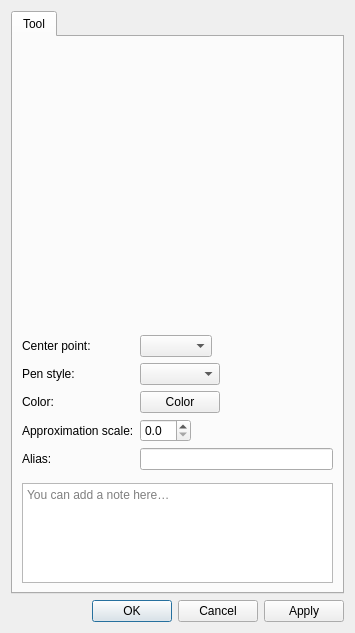
Old version of the form src/libs/vtools/dialogs/tools/dialogellipticalarcwithlength.ui in the repository equinox-patterns/Ostara.
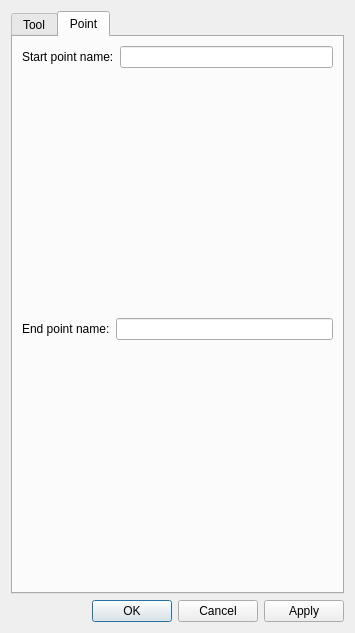
New version of the form. The open tabs and pages were chosen to show the change. Icons and pictures are not drawn. Custom widgets are drawn as their Qt base class.

Commit message: Add Start/End point feature to ArcWithLength and elliptical arcs

```diff
--- a/src/libs/vtools/dialogs/tools/dialogellipticalarcwithlength.ui
+++ b/src/libs/vtools/dialogs/tools/dialogellipticalarcwithlength.ui
@@ -213,6 +213,55 @@
        </item>
       </layout>
      </widget>
+     <widget class="QWidget" name="tabPoint">
+      <attribute name="title">
+       <string>Point</string>
+      </attribute>
+      <layout class="QVBoxLayout" name="verticalLayoutPoint">
+       <item>
+        <layout class="QFormLayout" name="formLayoutStartPoint">
+         <property name="fieldGrowthPolicy">
+          <enum>QFormLayout::FieldGrowthPolicy::ExpandingFieldsGrow</enum>
+         </property>
+         <item row="0" column="0">
+          <widget class="QLabel" name="labelStartPointName">
+           <property name="text">
+            <string>Start point name:</string>
+           </property>
+          </widget>
+         </item>
+         <item row="0" column="1">
+          <widget class="QLineEdit" name="lineEditStartPointName">
+           <property name="clearButtonEnabled">
+            <bool>true</bool>
+           </property>
+          </widget>
+         </item>
+        </layout>
+       </item>
+       <item>
+        <layout class="QFormLayout" name="formLayoutEndPoint">
+         <property name="fieldGrowthPolicy">
+          <enum>QFormLayout::FieldGrowthPolicy::ExpandingFieldsGrow</enum>
+         </property>
+         <item row="0" column="0">
+          <widget class="QLabel" name="labelEndPointName">
+           <property name="text">
+            <string>End point name:</string>
+           </property>
+          </widget>
+         </item>
+         <item row="0" column="1">
+          <widget class="QLineEdit" name="lineEditEndPointName">
+           <property name="clearButtonEnabled">
+            <bool>true</bool>
+           </property>
+          </widget>
+         </item>
+        </layout>
+       </item>
+      </layout>
+     </widget>
     </widget>
    </item>
    <item>
```
Left out of the diff: 14 changed lines with no effect on the pictures. The commit also changes 23 other files.
